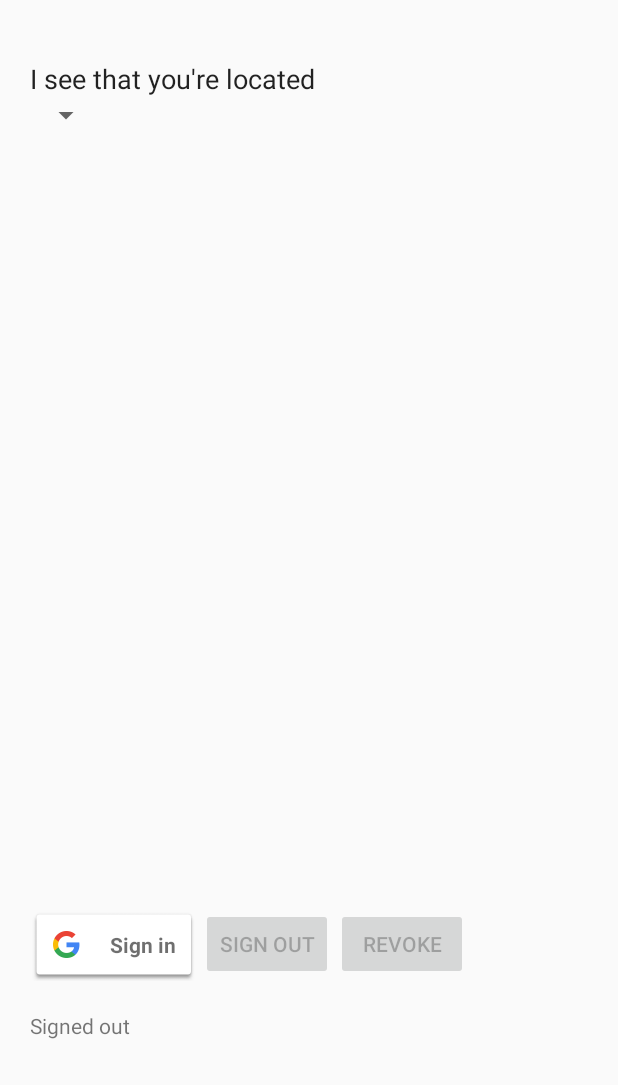
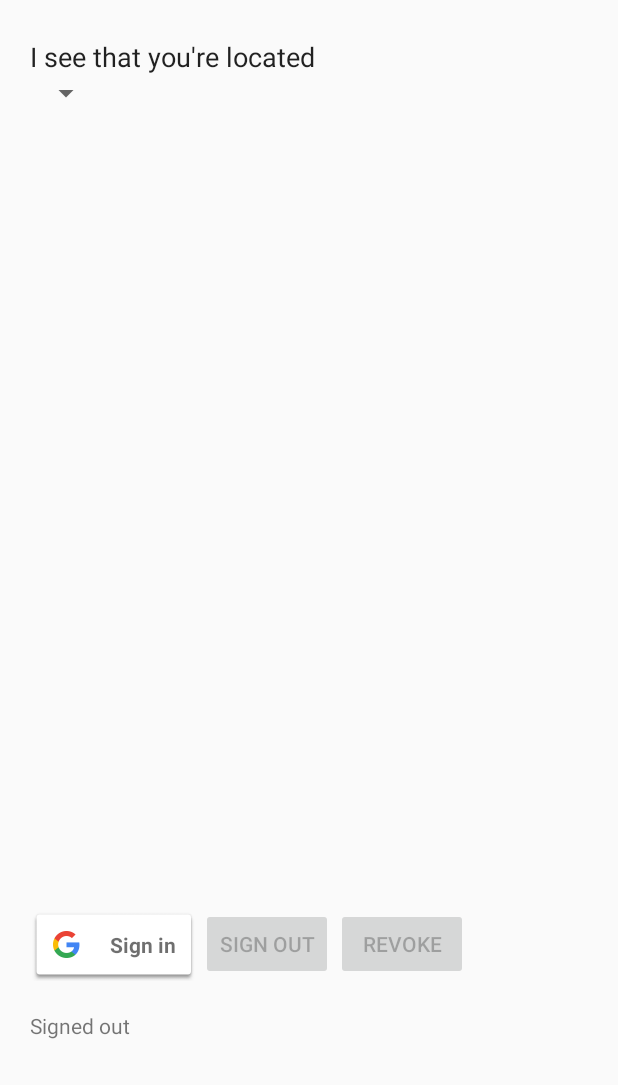
Before and after one commit to JimGorman17/ScoutingApp, an Android app: the screen it shows after launch (MainActivity), on a phone screen of 412 x 824 dp, the part 151-1236 px from its top. Run offline under Robolectric (Android 15) with nearby library versions, the phone set to English and light mode, and no system bars; libraries missing offline, so code that uses them is left out: com.nostra13.universalimageloader; 6 statements that could not run were skipped.

Commit message:
Reduced the top margin on the home page spinner.

```diff
--- a/ScoutingApp/src/main/res/layout/activity_main.xml
+++ b/ScoutingApp/src/main/res/layout/activity_main.xml
@@ -28,7 +28,7 @@
                 android:layout_width="match_parent"
                 android:layout_height="wrap_content"
                 android:id="@+id/location_greeting_text_view"
-                android:layout_marginTop="40dp"/>
+                android:layout_marginTop="25dp"/>
             <Spinner
                 android:layout_width="wrap_content"
                 android:layout_height="wrap_content"
```
